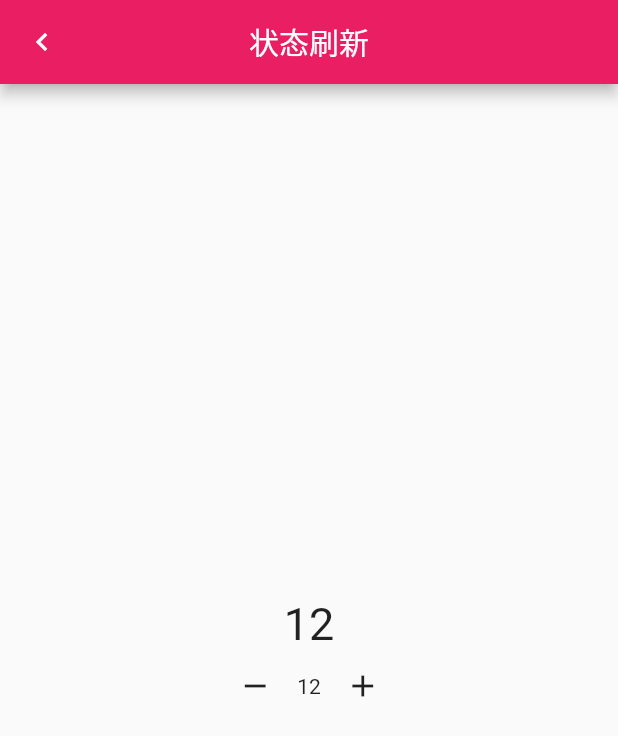
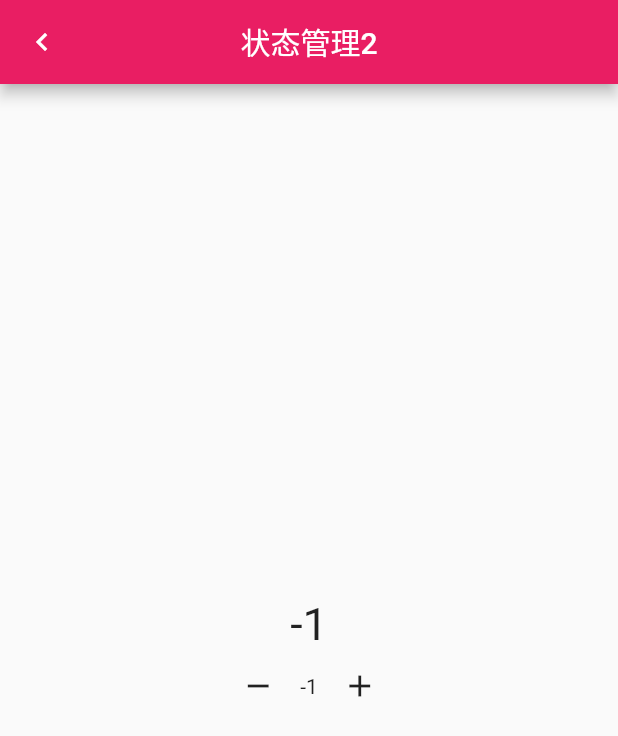
Before and after one commit to 1963828747/flutter-widget, a Flutter app: the State2Page screen opened directly, after a tap on the "remove" icon, on a phone screen of 412 x 824 dp. Shown: the top 736 px of the screen. Run offline on Flutter 3.47's test engine with Material 2 defaults, Android fonts, the phone set to English and light mode, and no system bars; our stand-ins replace audioplayers, chewie, flutter_swiper, image_picker, toast, video_player; missing offline and left inert: fdottedline, flutter_picker, multi_image_picker; network calls fail.

Commit message:
状态刷新

```diff
--- a/lib/page/home/index02/state2_page.dart
+++ b/lib/page/home/index02/state2_page.dart
@@ -1,5 +1,7 @@
 import 'package:flutter/material.dart';
 import 'package:widget/page/home/index/container_widget.dart';
+import 'package:flutter/foundation.dart';
+///局部刷新
 class State2Page extends StatefulWidget {
   final String title;
 
@@ -10,14 +12,14 @@ class State2Page extends StatefulWidget {
 
 class _State2PageState extends State<State2Page> {
   int _count = 12;
-  ValueNotifier<int> num =ValueNotifier(0);
   @override
   Widget build(BuildContext context) {
+    debugPrint('StatePage build');
     return CountWidget(
       _count,
       child: Scaffold(
             appBar: AppBar(
-        title: Text('状态刷新'),
+          title: Text('状态管理2'),
           centerTitle: true,
           leading: GestureDetector(
               onTap: () {
@@ -25,34 +27,42 @@ class _State2PageState extends State<State2Page> {
               },
               child: Icon(Icons.keyboard_arrow_left)),
         ),
-          body: Center(
-            child: ValueListenableBuilder<int>(
-              valueListenable: num,
-              builder: (BuildContext context, int value, Widget child){
+            body: Builder(
+              builder: (context){
+                var myValue = CountWidget.of(context).num;
+                myValue.value = myValue;
+                return Center(
+                  child: ValueListenableBuilder<MyNotifier>(
+                      valueListenable: myValue,
+                      builder: (BuildContext context, MyNotifier value, Widget child) {
+                        debugPrint('ValueListenableBuilder builder');
                         return Column(
-//          mainAxisAlignment: MainAxisAlignment.center,
                           mainAxisSize: MainAxisSize.min,
                           crossAxisAlignment: CrossAxisAlignment.center,
-                  children: [
-                    Text('$_count',style: TextStyle(fontSize: 30),),
+                          children: <Widget>[
+                            Text('${value.count}',style: TextStyle(fontSize: 30),),
                             BottomWidget(),
                           ],
                         );
+                      }
+                  ),
+                );
               },
-            ),
             )
         ),
     );
   }
-  changeCount(int num){
-    setState(() {
-      _count = num;
-    });
+
 }
+
+class MyNotification extends Notification {
+  MyNotification(this.msg);
+  final String msg;
 }
 
 class CountWidget extends InheritedWidget {
   final int count;
+  final MyNotifier<MyNotifier> num = MyNotifier();
 
   CountWidget(this.count,{Widget child}):super(child:child);
 
@@ -61,37 +71,191 @@ class CountWidget extends InheritedWidget {
   }
   @override
   bool updateShouldNotify(CountWidget oldWidget){
-    return count != oldWidget.count;
+    return num != oldWidget.num;
   }
 }
 
 
 class BottomWidget extends StatelessWidget {
-  final int count;
-  final Function callback;
 
-  const BottomWidget({Key key, this.count, this.callback}) : super(key: key);
-  @override
+
   Widget build(BuildContext context) {
 //    CountWidget countWidget = CountWidget.of(context);
-    var count = CountWidget.of(context).count;
+    var num = CountWidget.of(context).num;
     return Row(
       mainAxisAlignment: MainAxisAlignment.center,
       children: [
-        FlatButton(onPressed: (){
-//          callback(count-1);
-        count--;
+        Container(
+          child: FlatButton(onPressed: (){
+          num.count = num.count -1;
           }, child: Icon(Icons.remove)),
+        ),
         Container(
           child:
-          Text('$count'),
+          Text('${num.count}'),
 //          Text('${countWidget.count}'),
         ),
-        FlatButton(onPressed: (){
-//          callback(count+1);
-          count++;
+        Container(
+          child: FlatButton(onPressed: (){
+          num.count = num.count +1;
+
           }, child: Icon(Icons.add)),
+        ),
       ],
     );
   }
 }
+
+class MyNotifier<T> extends ChangeNotifier  implements ValueListenable<T>{
+
+  int _age;
+  String _name;
+  int _count=0;
+
+  T _value;
+
+  int get age => _age;
+  String get name => _name;
+  int get count => _count;
+
+  set age(int newValue){
+    if (newValue == _age) return;
+        _age = newValue;
+    notifyListeners();
+  }
+  set name(String newValue){
+    if (newValue == _name) return;
+    _name = newValue;
+    notifyListeners();
+  }
+  set count(int newValue){
+    if (newValue == _count) return;
+    _count = newValue;
+    notifyListeners();
+  }
+
+  set value(T newVal){
+    _value = newVal;
+  }
+
+  @override
+  // TODO: implement value
+  get value => _value;
+
+}
+
+
+///事件通知（反例，有缺点，不建议用）
+//import 'package:flutter/material.dart';
+//import 'package:widget/page/home/index/container_widget.dart';
+/////事件通知
+//class State2Page extends StatefulWidget {
+//  final String title;
+//
+//  const State2Page({Key key, this.title}) : super(key: key);
+//  @override
+//  _State2PageState createState() => _State2PageState();
+//}
+//
+//class _State2PageState extends State<State2Page> {
+//  int _count = 12;
+//  @override
+//  Widget build(BuildContext context) {
+//    return CountWidget(
+//      _count,
+//      child: NotificationListener<MyNotification>(
+//        // ignore: missing_return
+//        onNotification: (notification){
+//          if(notification.msg == 'add'){
+//            _count ++;
+//          }else{
+//            _count --;
+//          }
+//          setState(() {
+//            return true;
+//          });
+//        },
+//        child: Scaffold(
+//            appBar: AppBar(
+//              title: Text('状态管理2'),
+//              centerTitle: true,
+//              leading: GestureDetector(
+//                  onTap: () {
+//                    Navigator.pop(context);
+//                  },
+//                  child: Icon(Icons.keyboard_arrow_left)),
+//            ),
+//            body: Center(
+//              child: Column(
+////          mainAxisAlignment: MainAxisAlignment.center,
+//                mainAxisSize: MainAxisSize.min,
+//                crossAxisAlignment: CrossAxisAlignment.center,
+//                children: [
+//                  Text('$_count',style: TextStyle(fontSize: 30),),
+//                  BottomWidget(),
+//                ],
+//              ),
+//            )
+//        ),
+//      ),
+//    );
+//  }
+//  changeCount(int num){
+//    setState(() {
+//      _count = num;
+//    });
+//  }
+//}
+//
+//class MyNotification extends Notification {
+//  MyNotification(this.msg);
+//  final String msg;
+//}
+//
+//class CountWidget extends InheritedWidget {
+//  final int count;
+//
+//  CountWidget(this.count,{Widget child}):super(child:child);
+//
+//  static CountWidget of(BuildContext context){
+//    return context.dependOnInheritedWidgetOfExactType<CountWidget>();
+//  }
+//  @override
+//  bool updateShouldNotify(CountWidget oldWidget){
+//    return count != oldWidget.count;
+//  }
+//}
+//
+//
+//class BottomWidget extends StatelessWidget {
+//  final int count;
+//  final Function callback;
+//
+//  const BottomWidget({Key key, this.count, this.callback}) : super(key: key);
+//  @override
+//  Widget build(BuildContext context) {
+////    CountWidget countWidget = CountWidget.of(context);
+//    var count = CountWidget.of(context).count;
+//    return Row(
+//      mainAxisAlignment: MainAxisAlignment.center,
+//      children: [
+//        FlatButton(onPressed: (){
+//          MyNotification("sub").dispatch(context);
+////          callback(count-1);
+//          count--;
+//        }, child: Icon(Icons.remove)),
+//        Container(
+//          child:
+//          Text('$count'),
+////          Text('${countWidget.count}'),
+//        ),
+//        FlatButton(onPressed: (){
+//          MyNotification("add").dispatch(context);
+////          callback(count+1);
+//          count++;
+//        }, child: Icon(Icons.add)),
+//      ],
+//    );
+//  }
+//}
+//
--- a/lib/page/home/myhome_page.dart
+++ b/lib/page/home/myhome_page.dart
@@ -66,7 +66,7 @@ class HomePage extends StatefulWidget {
 }
 
 List<Map> nameList = [
-  {"nam":StatePage(), "name":"状态管理"},{"nam":State2Page(), "name":"状态刷新"},
+  {"nam":StatePage(), "name":"状态管理"},{"nam":State2Page(), "name":"状态管理2"},
   {"nam":ListTilePage(), "name":"ListTile"},{"nam":DataTablePage(), "name":"DataTablePage"},
   {"nam":AudioPlaybackPage(), "name":"音频播放"},{"nam":DraggableScrollableSheet_Page(), "name":"组件滑动"},
   {"nam":Bang(), "name":"首页"}, {"nam":ClassSort(), "name":"侧边导航栏"},
```
Also changed, not shown: pubspec.lock. Lines whose indentation alone changed are shown as unchanged.
